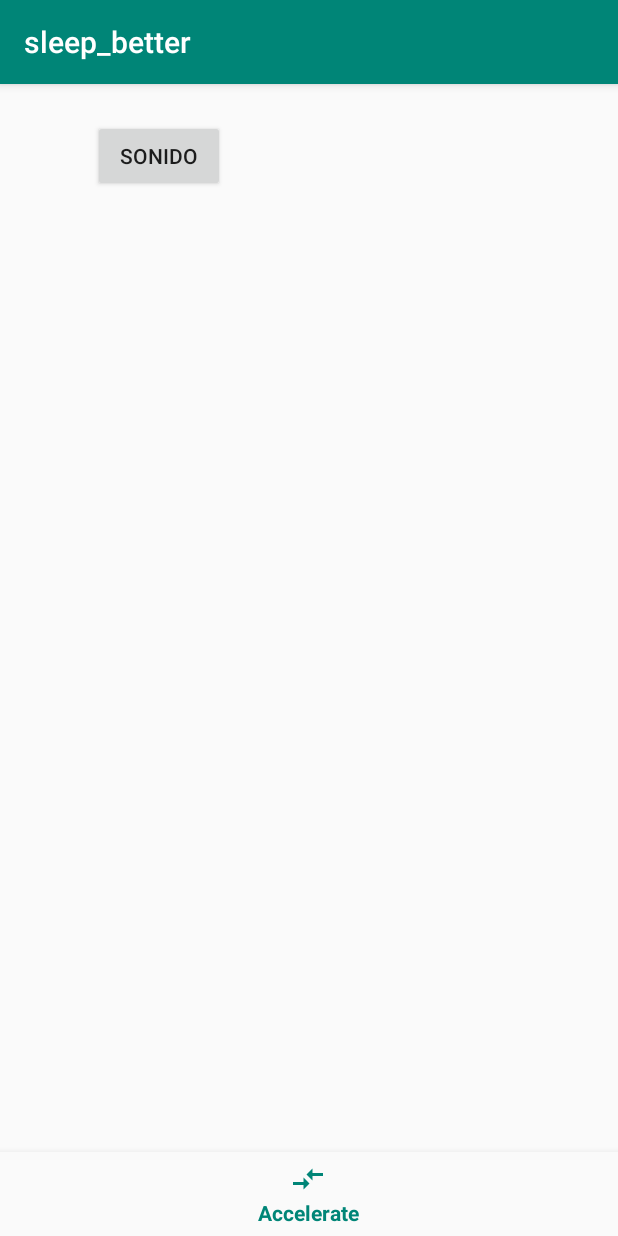
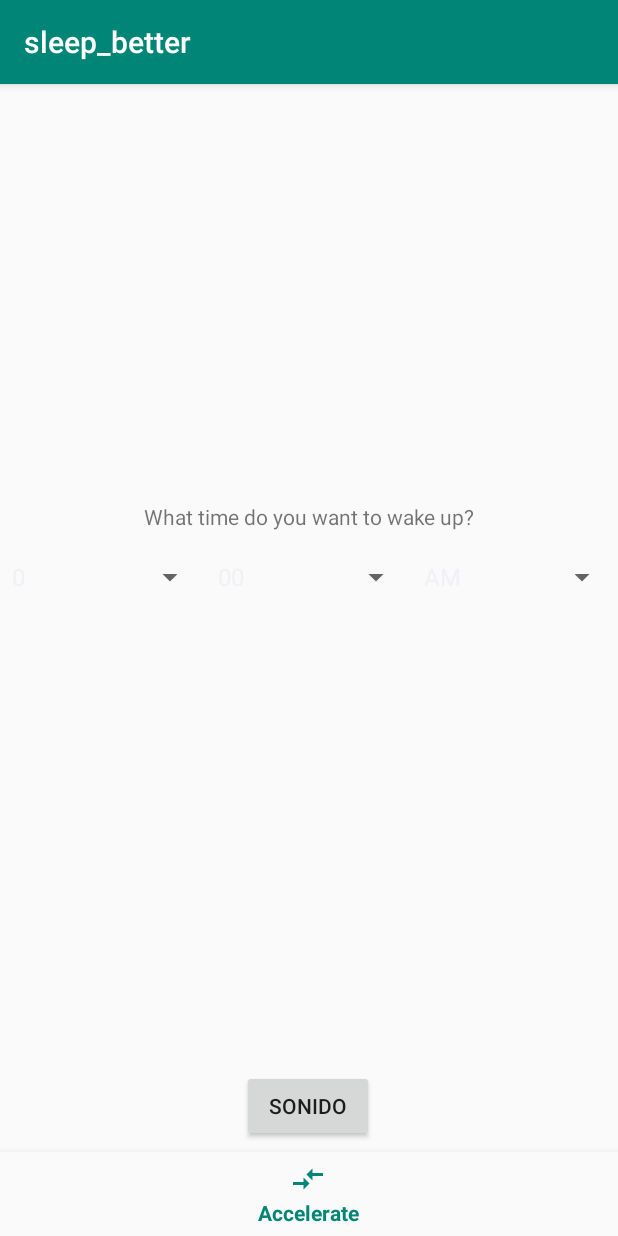
Before and after one commit to jlim10343/sleeping, an Android app: the screen it shows after launch (MainActivity), on a phone screen of 412 x 824 dp. Run offline under Robolectric (Android 15) with nearby library versions, the light colour scheme and no system bars.

Commit message:
spinner to select time of alarm

```diff
--- a/app/src/main/java/com/example/sleep_better/AccelerometerFragment.java
+++ b/app/src/main/java/com/example/sleep_better/AccelerometerFragment.java
@@ -9,10 +9,12 @@
 import android.support.annotation.NonNull;
 import android.support.annotation.Nullable;
 import android.support.v4.app.Fragment;
+import android.util.Log;
 import android.view.LayoutInflater;
 import android.view.View;
 import android.view.ViewGroup;
 import android.widget.TextView;
+import android.widget.Toast;
 
 public class AccelerometerFragment extends Fragment {
     private SensorManager sensorManager;
@@ -21,8 +23,8 @@
     private SensorEventListener listener = new SensorEventListener() {
         @Override
         public void onSensorChanged(SensorEvent event) {
-            TextView tv = view.findViewById(R.id.textView);
-            tv.setText("shaken");
+            float[] vals = event.values;
+            //Log.d("value 0", vals[0] + "");
         }
 
         @Override
@@ -35,9 +37,9 @@
     @Override
     public View onCreateView(@NonNull LayoutInflater inflater, @Nullable ViewGroup container, @Nullable Bundle savedInstanceState) {
         view = inflater.inflate(R.layout.accfragment, container, false);
+
         sensorManager = (SensorManager) getActivity().getSystemService(Context.SENSOR_SERVICE);
         sensor = sensorManager.getDefaultSensor(Sensor.TYPE_ACCELEROMETER);
-
         sensorManager.registerListener(listener, sensor, SensorManager.SENSOR_DELAY_UI);
 
         return view;
--- a/app/src/main/java/com/example/sleep_better/MainActivity.java
+++ b/app/src/main/java/com/example/sleep_better/MainActivity.java
@@ -9,6 +9,8 @@
 import android.support.design.widget.BottomNavigationView;
 import android.view.MenuItem;
 import android.view.View;
+import android.widget.ArrayAdapter;
+import android.widget.Spinner;
 import android.widget.Toast;
 
 public class MainActivity extends AppCompatActivity {
@@ -33,6 +35,24 @@
     protected void onCreate(Bundle savedInstanceState) {
         super.onCreate(savedInstanceState);
         setContentView(R.layout.activity_main);
+
+        Spinner hour = findViewById(R.id.hour);
+        Spinner min = findViewById(R.id.minute);
+        Spinner amPm = findViewById(R.id.day_or_night);
+
+        ArrayAdapter<CharSequence> adapter1 = ArrayAdapter.createFromResource(this.getBaseContext(),
+                R.array.hours, android.R.layout.simple_spinner_item);
+        adapter1.setDropDownViewResource(android.R.layout.simple_spinner_dropdown_item);
+        ArrayAdapter<CharSequence> adapter2 = ArrayAdapter.createFromResource(this.getBaseContext(),
+                R.array.minutes, android.R.layout.simple_spinner_item);
+        adapter2.setDropDownViewResource(android.R.layout.simple_spinner_dropdown_item);
+        ArrayAdapter<CharSequence> adapter3 = ArrayAdapter.createFromResource(this.getBaseContext(),
+                R.array.morning_or_night, android.R.layout.simple_spinner_item);
+        adapter3.setDropDownViewResource(android.R.layout.simple_spinner_dropdown_item);
+
+        hour.setAdapter(adapter1);
+        min.setAdapter(adapter2);
+        amPm.setAdapter(adapter3);
 
         BottomNavigationView bottomNav = findViewById(R.id.bottom_navigation);
         bottomNav.setOnNavigationItemSelectedListener(navListener);
--- a/app/src/main/res/layout/activity_main.xml
+++ b/app/src/main/res/layout/activity_main.xml
@@ -20,20 +20,63 @@
         android:layout_alignParentBottom="true"
         app:menu="@menu/bottom_navigation"
         android:background="?android:attr/windowBackground" />
+
     <android.support.constraint.ConstraintLayout
         android:layout_width="match_parent"
         android:layout_height="match_parent">
+
+        <TextView
+            android:id="@+id/textView2"
+            android:layout_width="wrap_content"
+            android:layout_height="wrap_content"
+            android:text="What time do you want to wake up?"
+            app:layout_constraintBottom_toTopOf="@+id/linearLayout"
+            app:layout_constraintEnd_toEndOf="parent"
+            app:layout_constraintStart_toStartOf="parent" />
+
+        <LinearLayout
+            android:id="@+id/linearLayout"
+            android:layout_width="match_parent"
+            android:layout_height="61dp"
+            android:orientation="horizontal"
+            app:layout_constraintBottom_toTopOf="@+id/soundButton"
+            app:layout_constraintEnd_toEndOf="parent"
+            app:layout_constraintHorizontal_bias="0.5"
+            app:layout_constraintStart_toStartOf="parent"
+            app:layout_constraintTop_toTopOf="parent">
+
+            <Spinner
+                android:id="@+id/hour"
+                android:layout_width="match_parent"
+                android:layout_height="match_parent"
+                android:layout_weight="1" />
+
+            <Spinner
+                android:id="@+id/minute"
+                android:layout_width="match_parent"
+                android:layout_height="match_parent"
+                android:layout_weight="1" />
+
+            <Spinner
+                android:id="@+id/day_or_night"
+                android:layout_width="match_parent"
+                android:layout_height="match_parent"
+                android:layout_weight="1" />
+        </LinearLayout>
 
         <Button
             android:id="@+id/soundButton"
             android:layout_width="wrap_content"
             android:layout_height="wrap_content"
-            android:layout_marginStart="62dp"
-            android:layout_marginTop="24dp"
+            android:layout_marginTop="380dp"
             android:onClick="playAudio"
             android:text="sonido"
+            app:layout_constraintBottom_toBottomOf="parent"
+            app:layout_constraintEnd_toEndOf="parent"
+            app:layout_constraintHorizontal_bias="0.498"
             app:layout_constraintStart_toStartOf="parent"
-            app:layout_constraintTop_toTopOf="parent" />
+            app:layout_constraintTop_toTopOf="parent"
+            app:layout_constraintVertical_bias="0.815" />
     </android.support.constraint.ConstraintLayout>
 
 </RelativeLayout>
--- a/app/src/main/res/values/strings.xml
+++ b/app/src/main/res/values/strings.xml
@@ -1,3 +1,32 @@
 <resources>
     <string name="app_name">sleep_better</string>
+
+    <string-array name="hours">
+        <item>"0"</item><item>"1"</item><item>"2"</item><item>"3"</item><item>"4"</item>
+        <item>"5"</item><item>"6"</item><item>"7"</item><item>"8"</item><item>"9"</item>
+        <item>"10"</item><item>"11"</item><item>"12"</item><item>"13"</item><item>"14"</item>
+        <item>"15"</item><item>"16"</item><item>"17"</item><item>"18"</item><item>"19"</item>
+        <item>"20"</item><item>"21"</item><item>"22"</item><item>"23"</item>
+    </string-array>
+
+    <string-array name="minutes">
+        <item>"00"</item><item>"01"</item><item>"02"</item><item>"03"</item><item>"04"</item>
+        <item>"05"</item><item>"06"</item><item>"07"</item><item>"08"</item><item>"09"</item>
+        <item>"10"</item><item>"11"</item><item>"12"</item><item>"13"</item><item>"14"</item>
+        <item>"15"</item><item>"16"</item><item>"17"</item><item>"18"</item><item>"19"</item>
+        <item>"20"</item><item>"21"</item><item>"22"</item><item>"23"</item><item>"24"</item>
+        <item>"25"</item><item>"26"</item><item>"27"</item><item>"28"</item>
+        <item>"29"</item><item>"30"</item><item>"31"</item><item>"32"</item><item>"33"</item>
+        <item>"34"</item><item>"35"</item><item>"36"</item><item>"37"</item><item>"38"</item>
+        <item>"39"</item><item>"40"</item><item>"41"</item><item>"42"</item><item>"43"</item>
+        <item>"44"</item><item>"45"</item><item>"46"</item><item>"47"</item><item>48</item><item>"49"</item>
+        <item>"50"</item><item>"51"</item><item>"52"</item><item>"53"</item><item>"54"</item>
+        <item>"55"</item><item>"56"</item><item>"57"</item><item>"58"</item><item>59</item>
+
+    </string-array>
+
+    <string-array name="morning_or_night">
+        <item>"AM"</item>
+        <item>"PM"</item>
+    </string-array>
 </resources>
```
